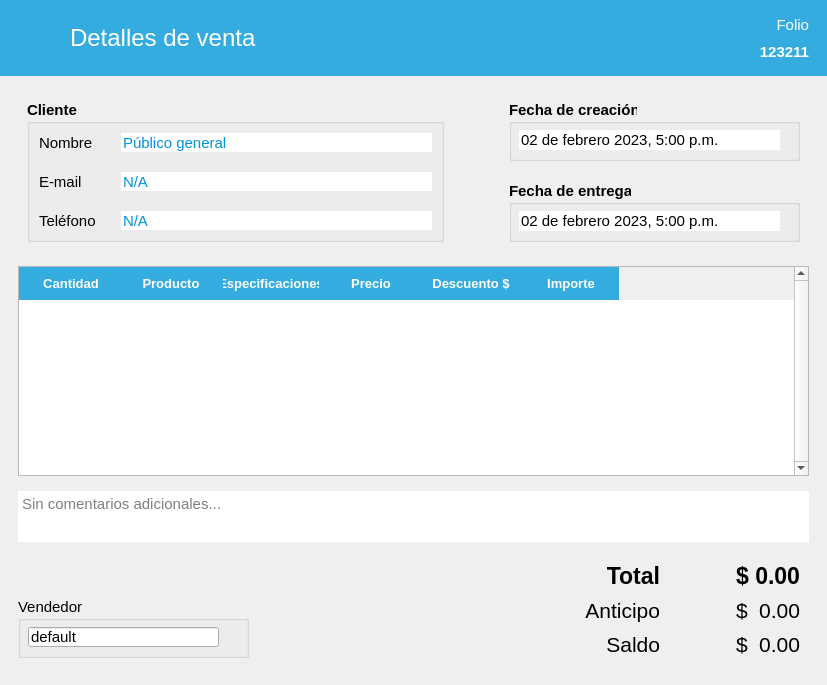
The window that ui/Ui_DetallesVenta.ui (ivanperez-7/printpos) describes before a commit, drawn with Qt 5.
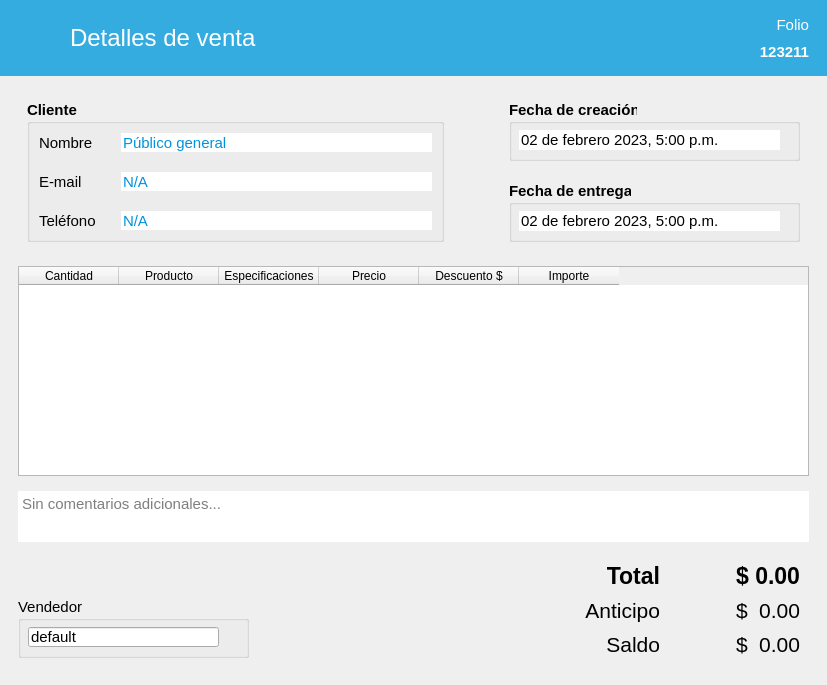
The same window after the commit. Icons and pictures are not drawn. Custom widgets are drawn as their Qt base class.

Diff of the .ui file:
```diff
--- a/ui/Ui_DetallesVenta.ui
+++ b/ui/Ui_DetallesVenta.ui
@@ -551,49 +551,9 @@
            <height>210</height>
           </size>
          </property>
-         <property name="font">
-          <font>
-           <family>Segoe UI</family>
-           <pointsize>10</pointsize>
-          </font>
-         </property>
-         <property name="styleSheet">
-          <string notr="true">QHeaderView::section {
-	font: bold 10pt;
-	color: rgb(255, 255, 255);
-	background-color: rgb(52, 172, 224);
-    border: 0px;
-
-	padding-left: 4px;
-	padding-top: 7px;
-	padding-bottom: 7px;
-}
-
-QTableWidget {
-	alternate-background-color: rgb(240, 240, 240);
-}</string>
-         </property>
-         <property name="verticalScrollBarPolicy">
-          <enum>Qt::ScrollBarAlwaysOn</enum>
-         </property>
-         <property name="editTriggers">
-          <set>QAbstractItemView::NoEditTriggers</set>
-         </property>
-         <property name="alternatingRowColors">
-          <bool>true</bool>
-         </property>
-         <property name="selectionMode">
-          <enum>QAbstractItemView::NoSelection</enum>
-         </property>
-         <property name="showGrid">
-          <bool>false</bool>
-         </property>
          <attribute name="horizontalHeaderMinimumSectionSize">
           <number>80</number>
          </attribute>
-         <attribute name="verticalHeaderVisible">
-          <bool>false</bool>
-         </attribute>
          <column>
           <property name="text">
            <string>Cantidad</string>
@@ -1010,6 +970,13 @@
    </layout>
   </widget>
  </widget>
+ <customwidgets>
+  <customwidget>
+   <class>TablaDatos</class>
+   <extends>QTableWidget</extends>
+   <header>utils.mywidgets.h</header>
+  </customwidget>
+ </customwidgets>
  <resources>
   <include location="../resources.qrc"/>
  </resources>
```
Left out of the diff: 2 changed lines with no effect on the pictures.
